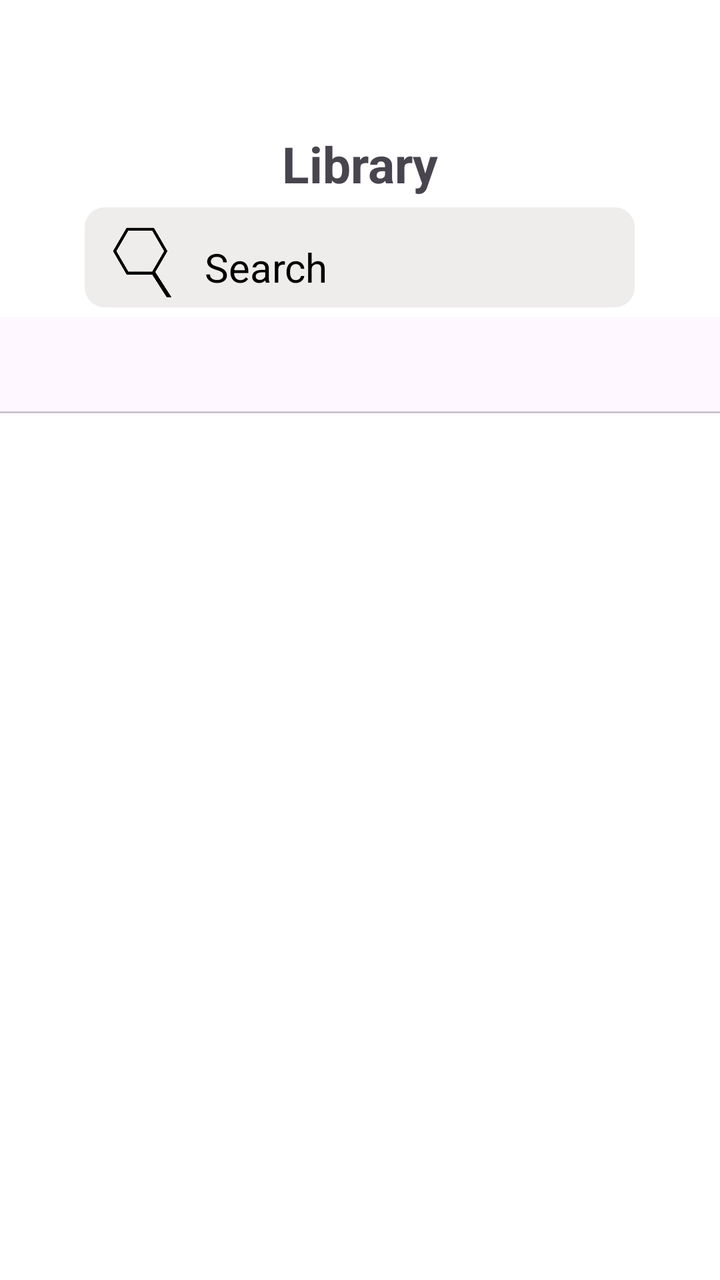
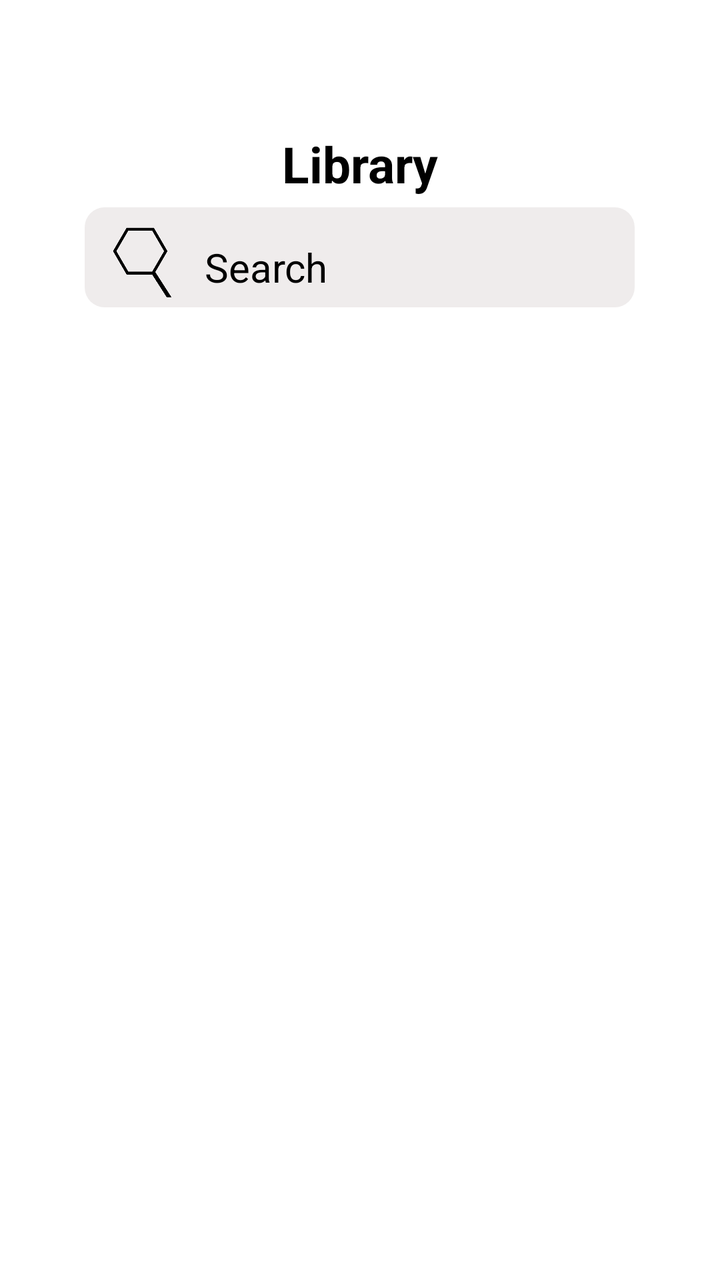

Before-and-after screenshots of an Android layout around one commit, followed by the original layout XML and the change that was made.
<!-- AndroidManifest.xml: application theme Theme.LayoutLab -->
<!-- res/layout/activity_library.xml -->
<?xml version="1.0" encoding="utf-8"?>
<LinearLayout xmlns:android="http://schemas.android.com/apk/res/android"
    xmlns:app="http://schemas.android.com/apk/res-auto"
    xmlns:tools="http://schemas.android.com/tools"
    android:id="@+id/main"
    android:layout_width="match_parent"
    android:layout_height="match_parent"
    tools:context=".library"
    android:orientation="vertical"
    android:background="@color/white">

    <LinearLayout
        android:layout_width="match_parent"
        android:layout_height="wrap_content"
        android:orientation="vertical">

        
        <LinearLayout
            android:layout_width="match_parent"
            android:layout_height="wrap_content"
            android:padding="5dp">

            <LinearLayout
                android:layout_width="0dp"
                android:layout_height="50dp"
                android:layout_weight="1"
                android:orientation="horizontal"
                android:gravity="start">

                <Button
                    android:id="@+id/btn_backLibrary"
                    android:layout_width="50dp"
                    android:layout_height="50dp"
                    android:backgroundTint="@android:color/transparent"
                    android:foreground="@drawable/back_icon" />

            </LinearLayout>

            <LinearLayout
                android:layout_width="0dp"
                android:layout_height="50dp"
                android:layout_weight="1"
                android:orientation="horizontal"
                android:gravity="center">

                <com.google.android.material.button.MaterialButton
                    android:id="@+id/btn_logoHome"
                    android:layout_width="50dp"
                    android:layout_height="50dp"
                    android:foreground="@drawable/logo_transparent"
                    app:backgroundTint="@android:color/transparent"
                    android:clickable="false"/>

            </LinearLayout>

            <LinearLayout
                android:layout_width="0dp"
                android:layout_height="50dp"
                android:layout_weight="1"
                android:orientation="horizontal"
                android:gravity="start">

                <LinearLayout
                    android:layout_width="0dp"
                    android:layout_height="50dp"
                    android:layout_weight="1"
                    android:orientation="horizontal"
                    android:gravity="end">

                    <Button
                        android:id="@+id/btn_profileLibrary"
                        android:layout_width="50dp"
                        android:layout_height="50dp"
                        android:backgroundTint="@android:color/transparent"
                        android:foreground="@drawable/profile_icon" />

                </LinearLayout>

            </LinearLayout>

        </LinearLayout>

        <ScrollView
            android:layout_width="match_parent"
            android:layout_height="0dp"
            android:layout_weight="1"
            android:clipToPadding="false"
            android:paddingTop="5dp">

            <LinearLayout
                android:layout_width="match_parent"
                android:layout_height="wrap_content"
                android:orientation="vertical">

                <LinearLayout
                    android:layout_width="match_parent"
                    android:layout_height="wrap_content"
                    android:orientation="vertical">

                    <TextView
                        android:layout_width="match_parent"
                        android:layout_height="wrap_content"
                        android:textAlignment="center"
                        android:text="Library"
                        android:textSize="25sp"
                        android:textStyle="bold"/>

                </LinearLayout>

                
                <LinearLayout
                    android:layout_width="match_parent"
                    android:layout_height="wrap_content"
                    android:gravity="center"
                    android:layout_margin="5dp">

                    <LinearLayout
                        android:layout_width="275dp"
                        android:layout_height="50dp"
                        android:orientation="horizontal"
                        android:padding="5dp"
                        android:background="@drawable/search">

                        <ImageView
                            android:layout_width="50dp"
                            android:layout_height="50dp"
                            android:background="@drawable/search_icon"/>


                        <EditText
                            android:id="@+id/etx_searchLibrary"
                            android:layout_width="match_parent"
                            android:layout_height="50dp"
                            android:background="@android:color/transparent"
                            android:hint="@string/search"
                            android:inputType="text"
                            android:padding="3dp"
                            android:paddingStart="5dp"
                            android:paddingEnd="5sp"
                            android:textColorHint="@color/black"
                            android:textSize="20sp" />

                    </LinearLayout>

                </LinearLayout>

                <LinearLayout
                    android:layout_width="match_parent"
                    android:layout_height="wrap_content"
                    android:orientation="vertical">

                    <com.google.android.material.tabs.TabLayout
                        android:id="@+id/tabLayout"
                        android:layout_width="match_parent"
                        android:layout_height="wrap_content"
                        app:tabIndicatorColor="@color/black"
                        app:tabSelectedTextColor="@color/black" />

                    <androidx.viewpager2.widget.ViewPager2
                        android:id="@+id/viewPager"
                        android:layout_width="match_parent"
                        android:layout_height="match_parent"/>

                </LinearLayout>

            </LinearLayout>

        </ScrollView>

    </LinearLayout>

</LinearLayout>
<!-- resources referenced by this layout -->
<resources>
  <color name="black">#FF000000</color>
  <color name="white">#FFFFFFFF</color>
  <!-- drawable back_icon: png bitmap (drawable, 28075 bytes) -->
  <!-- drawable logo_transparent: png bitmap (drawable, 37070 bytes) -->
  <!-- drawable profile_icon: png bitmap (drawable, 40205 bytes) -->
  <!-- drawable search (drawable) -->
  <?xml version="1.0" encoding="UTF-8"?>
  <shape
      xmlns:android="http://schemas.android.com/apk/res/android">
      <solid
          android:color="#EFECEC"
          />
      <corners
          android:radius="10dp"
          />
  </shape>
  <!-- drawable search_icon: png bitmap (drawable, 32151 bytes) -->
  <string name="search">Search</string>
  <style name="Theme.LayoutLab" parent="Base.Theme.LayoutLab" />
  <style name="Base.Theme.LayoutLab" parent="Theme.Material3.DayNight.NoActionBar">
          
          
      </style>
</resources>

<!-- the commit's change to res/layout/activity_library.xml (unified diff, before → after) -->
@@ -103,6 +103,7 @@
                         android:textAlignment="center"
                         android:text="Library"
                         android:textSize="25sp"
+                        android:textColor="@color/black"
                         android:textStyle="bold"/>
 
                 </LinearLayout>
@@ -147,13 +148,16 @@
                 <LinearLayout
                     android:layout_width="match_parent"
                     android:layout_height="wrap_content"
-                    android:orientation="vertical">
+                    android:orientation="vertical"
+                    android:background="@color/white">
 
                     <com.google.android.material.tabs.TabLayout
                         android:id="@+id/tabLayout"
                         android:layout_width="match_parent"
                         android:layout_height="wrap_content"
-                        app:tabIndicatorColor="@color/black"
+                        android:background="@color/white"
+                        app:tabIndicatorColor="@color/gray2"
+                        app:tabTextColor="@color/black"
                         app:tabSelectedTextColor="@color/black" />
 
                     <androidx.viewpager2.widget.ViewPager2
<!-- resource entries referenced after the edit -->
@@ -1,6 +1,7 @@
 <!-- resources referenced by this layout -->
 <resources>
   <color name="black">#FF000000</color>
+  <color name="gray2">#d2d2d2</color>
   <color name="white">#FFFFFFFF</color>
   <!-- drawable back_icon: png bitmap (drawable, 28075 bytes) -->
   <!-- drawable logo_transparent: png bitmap (drawable, 37070 bytes) -->
